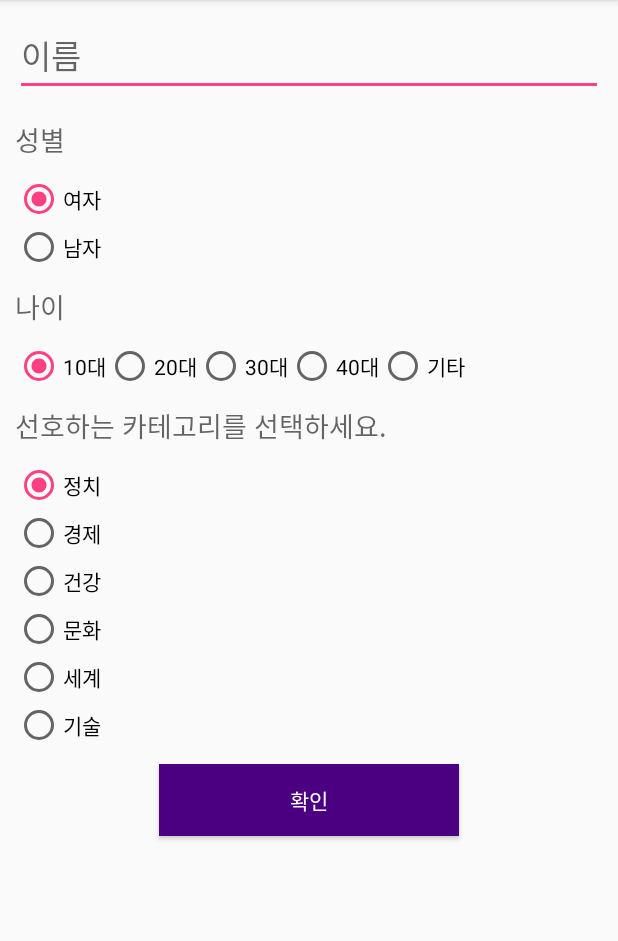
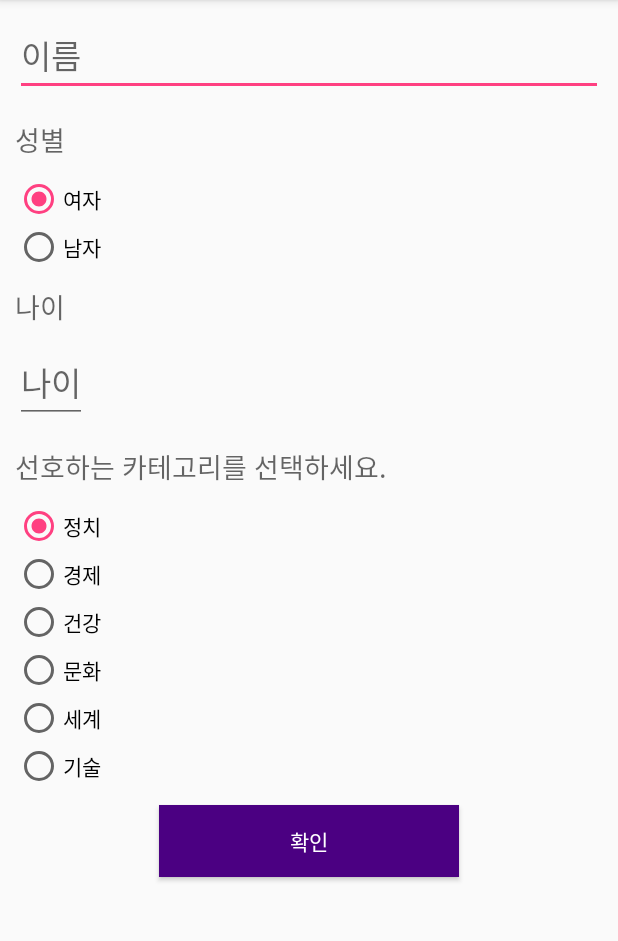
Before and after one commit to ssohyunKim/OnEars, an Android app: the screen it shows after launch (LoginActivity), on a phone screen of 412 x 824 dp, the part 84-1025 px from its top. Run offline under Robolectric (Android 15) with nearby library versions, the phone set to English and light mode, and no system bars.

Commit message:
Recently Updated

```diff
--- a/app/build.gradle
+++ b/app/build.gradle
@@ -25,4 +25,6 @@ dependencies {
     testImplementation 'junit:junit:4.12'
     androidTestImplementation 'com.android.support.test:runner:1.0.2'
     androidTestImplementation 'com.android.support.test.espresso:espresso-core:3.0.2'
+    compile fileTree(include: ['*.jar'], dir: 'libs')
+    compile fileTree(include: ['*.jar'], dir: 'app/libs')
 }
--- a/app/src/main/AndroidManifest.xml
+++ b/app/src/main/AndroidManifest.xml
@@ -3,11 +3,12 @@
     package="com.example.sohyunkim.project_1">
 
     <uses-permission android:name="android.permission.INTERNET"/>;
+    <uses-permission android:name="android.permission.ACCESS_NETWORK_STATE"/>
     <uses-permission android:name="android.permission.RECORD_AUDIO"/>;
 
     <application
         android:allowBackup="true"
-        android:icon="@mipmap/ic_launcher"
+        android:icon="@drawable/ic_launcher_new"
         android:label="On Ears"
         android:roundIcon="@mipmap/ic_launcher_round"
         android:supportsRtl="true"
--- a/app/src/main/java/com/example/sohyunkim/onairs/SaveSharedPreferences.java
+++ b/app/src/main/java/com/example/sohyunkim/onairs/SaveSharedPreferences.java
@@ -5,27 +5,16 @@ import android.content.SharedPreferences;
 import android.preference.PreferenceManager;
 
 public class SaveSharedPreferences {
-    static final String name = "name";
     static final String userID = "userID";
 
     static SharedPreferences getSharedPreferences(Context context){
         return PreferenceManager.getDefaultSharedPreferences(context);
-    }
-    //save Name state
-    public static void saveNameState(Context context, String name){
-        SharedPreferences.Editor editor = getSharedPreferences(context).edit();
-        editor.putString("name", name);
-        editor.commit();
     }
     //save userID state
     public static void saveUserIDState(Context context, String userID){
         SharedPreferences.Editor editor = getSharedPreferences(context).edit();
         editor.putString("userID", userID);
         editor.commit();
-    }
-    //get name state
-    public static String getNameState(Context context){
-        return getSharedPreferences(context).getString(name,"");
     }
     //get userID state
     public static String getuserIDState(Context context){
--- a/app/src/main/java/com/example/sohyunkim/onairs/SplashActivity.java
+++ b/app/src/main/java/com/example/sohyunkim/onairs/SplashActivity.java
@@ -10,7 +10,7 @@ public class SplashActivity extends AppCompatActivity {
     protected void onCreate(Bundle savedInstanceState) {
         super.onCreate(savedInstanceState);
 
-        if (SaveSharedPreferences.getNameState(SplashActivity.this).length() == 0) {
+        if (SaveSharedPreferences.getuserIDState(SplashActivity.this).toString() == "") {
             //call LoginActivity
             intent = new Intent(SplashActivity.this, LoginActivity.class);
             startActivity(intent);
@@ -18,7 +18,7 @@ public class SplashActivity extends AppCompatActivity {
         } else {
             //pass
             intent = new Intent(SplashActivity.this, MainActivity.class);
-            intent.putExtra("name", SaveSharedPreferences.getNameState(this).toString());
+            //intent.putExtra("name", SaveSharedPreferences.getNameState(this).toString());
             intent.putExtra("userID", SaveSharedPreferences.getuserIDState(this).toString());
             startActivity(intent);
             this.finish();
--- a/app/src/main/res/layout/activity_login.xml
+++ b/app/src/main/res/layout/activity_login.xml
@@ -55,7 +55,6 @@
         android:layout_height="wrap_content"
         android:orientation="vertical">
         <TextView
-            android:id="@+id/ageInput"
             android:layout_width="match_parent"
             android:layout_height="wrap_content"
             android:layout_marginTop="10dp"
@@ -63,43 +62,14 @@
             android:text="나이"
             android:textAppearance="?android:attr/textAppearanceMedium" />
 
-        <RadioGroup
-            android:id="@+id/radioGroup"
-            android:layout_width="wrap_content"
+        <EditText
+            android:id="@+id/ageInput"
+            android:inputType="number"
+            android:layout_width="match_parent"
             android:layout_height="wrap_content"
-            android:orientation="horizontal">
-
-            <RadioButton
-                android:id="@+id/radio0"
-                android:layout_width="wrap_content"
-                android:layout_height="wrap_content"
-                android:checked="true"
-                android:text="10대" />
-
-            <RadioButton
-                android:id="@+id/radio1"
-                android:layout_width="wrap_content"
-                android:layout_height="wrap_content"
-                android:text="20대" />
-
-            <RadioButton
-                android:id="@+id/radio2"
-                android:layout_width="wrap_content"
-                android:layout_height="wrap_content"
-                android:text="30대" />
-
-            <RadioButton
-                android:id="@+id/radio3"
-                android:layout_width="wrap_content"
-                android:layout_height="wrap_content"
-                android:text="40대" />
-
-            <RadioButton
-                android:id="@+id/radio4"
-                android:layout_width="wrap_content"
-                android:layout_height="wrap_content"
-                android:text="기타" />
-        </RadioGroup>
+            android:layout_marginBottom="5dp"
+            android:hint="나이"
+            android:textAppearance="?android:attr/textAppearanceLarge"/>
 
 
     </LinearLayout>
```
Also changed, not shown: app/src/main/java/com/example/sohyunkim/onairs/ChatbotPostAsyncTask.java (added, +21 -0 lines), app/src/main/java/com/example/sohyunkim/onairs/ConnectPostAsyncTask.java (added, +21 -0 lines), app/src/main/java/com/example/sohyunkim/onairs/LoginActivity.java (+52 -10 lines), app/src/main/java/com/example/sohyunkim/onairs/MainActivity.java (+61 -41 lines), app/src/main/java/com/example/sohyunkim/onairs/MainListAdapter.java (+19 -5 lines), app/libs/aws-android-sdk-apigateway-core-2.7.4.jar (added), app/libs/aws-android-sdk-core-2.7.4.jar (added), app/libs/aws-apigateway-api-sdk-1.0.0.jar (added), app/libs/gson-2.2.4.jar (added), app/src/main/res/drawable/ic_launcher_new.png (added).
